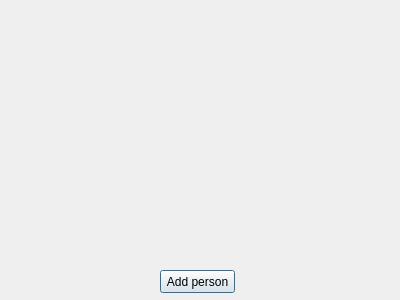
AlexanderJosep/skil-3, file Skil3/addwindow.ui: the form before one commit.
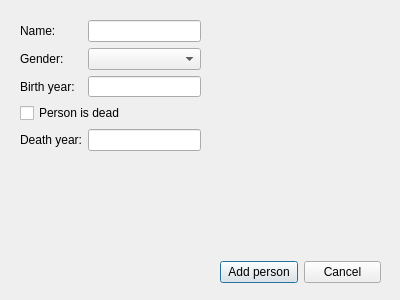
The form after the commit.

Patch:
```diff
--- a/Skil3/addwindow.ui
+++ b/Skil3/addwindow.ui
@@ -13,18 +13,98 @@
   <property name="windowTitle">
    <string>Dialog</string>
   </property>
-  <widget class="QPushButton" name="pushButton">
+  <widget class="QWidget" name="horizontalLayoutWidget">
    <property name="geometry">
     <rect>
-     <x>160</x>
-     <y>270</y>
-     <width>75</width>
-     <height>23</height>
+     <x>220</x>
+     <y>260</y>
+     <width>161</width>
+     <height>25</height>
     </rect>
    </property>
-   <property name="text">
-    <string>Add person</string>
+   <layout class="QHBoxLayout" name="horizontalLayout">
+    <item>
+     <widget class="QPushButton" name="addPersonButton">
+      <property name="text">
+       <string>Add person</string>
+      </property>
+     </widget>
+    </item>
+    <item>
+     <widget class="QPushButton" name="cancelButton">
+      <property name="text">
+       <string>Cancel</string>
+      </property>
+     </widget>
+    </item>
+   </layout>
+  </widget>
+  <widget class="QWidget" name="verticalLayoutWidget">
+   <property name="geometry">
+    <rect>
+     <x>20</x>
+     <y>20</y>
+     <width>181</width>
+     <height>131</height>
+    </rect>
    </property>
+   <layout class="QVBoxLayout" name="verticalLayout">
+    <item>
+     <layout class="QGridLayout" name="gridLayout">
+      <item row="2" column="0">
+       <widget class="QLabel" name="birthYearLabel">
+        <property name="text">
+         <string>Birth year:  </string>
+        </property>
+       </widget>
+      </item>
+      <item row="1" column="0">
+       <widget class="QLabel" name="genderLabel">
+        <property name="text">
+         <string>Gender:</string>
+        </property>
+       </widget>
+      </item>
+      <item row="2" column="1">
+       <widget class="QLineEdit" name="birthYearBox"/>
+      </item>
+      <item row="1" column="1">
+       <widget class="QComboBox" name="genderBox"/>
+      </item>
+      <item row="0" column="0">
+       <widget class="QLabel" name="nameLabel">
+        <property name="text">
+         <string>Name:</string>
+        </property>
+       </widget>
+      </item>
+      <item row="0" column="1">
+       <widget class="QLineEdit" name="nameBox"/>
+      </item>
+     </layout>
+    </item>
+    <item>
+     <widget class="QCheckBox" name="isDeadCheckBox">
+      <property name="text">
+       <string>Person is dead</string>
+      </property>
+     </widget>
+    </item>
+    <item>
+     <layout class="QGridLayout" name="gridLayout_2">
+      <item row="0" column="0">
+       <widget class="QLabel" name="deathYearLabel">
+        <property name="text">
+         <string>Death year:</string>
+        </property>
+       </widget>
+      </item>
+      <item row="0" column="1">
+       <widget class="QLineEdit" name="deathYearBox"/>
+      </item>
+     </layout>
+    </item>
+   </layout>
   </widget>
  </widget>
  <resources/>
```
